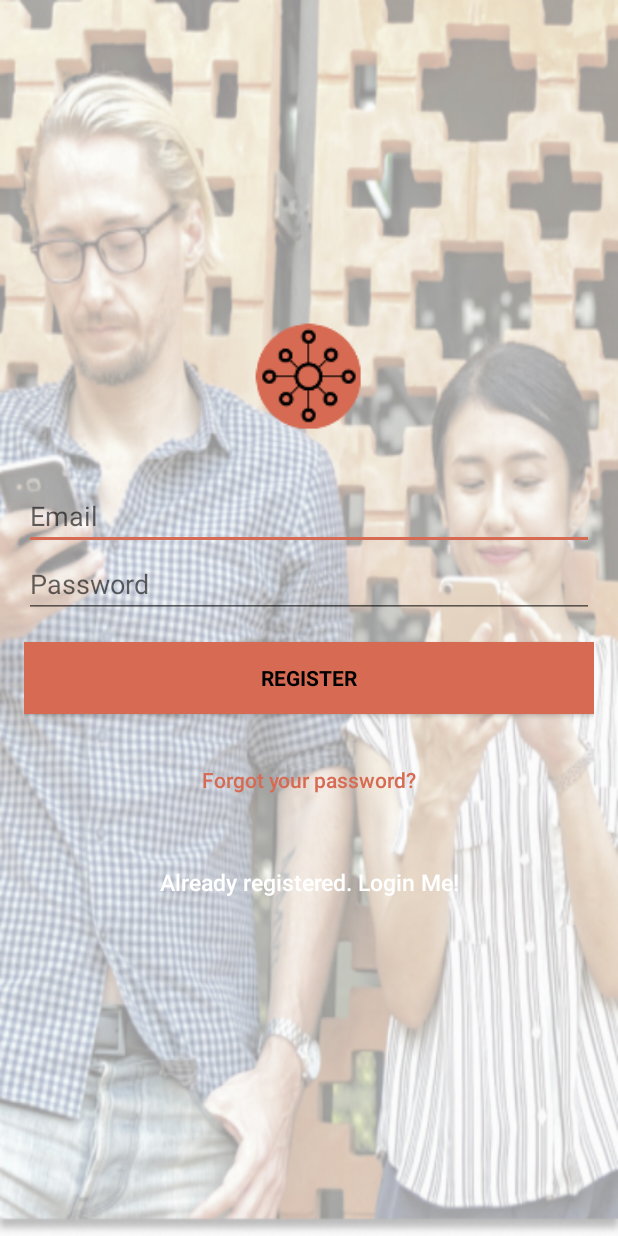
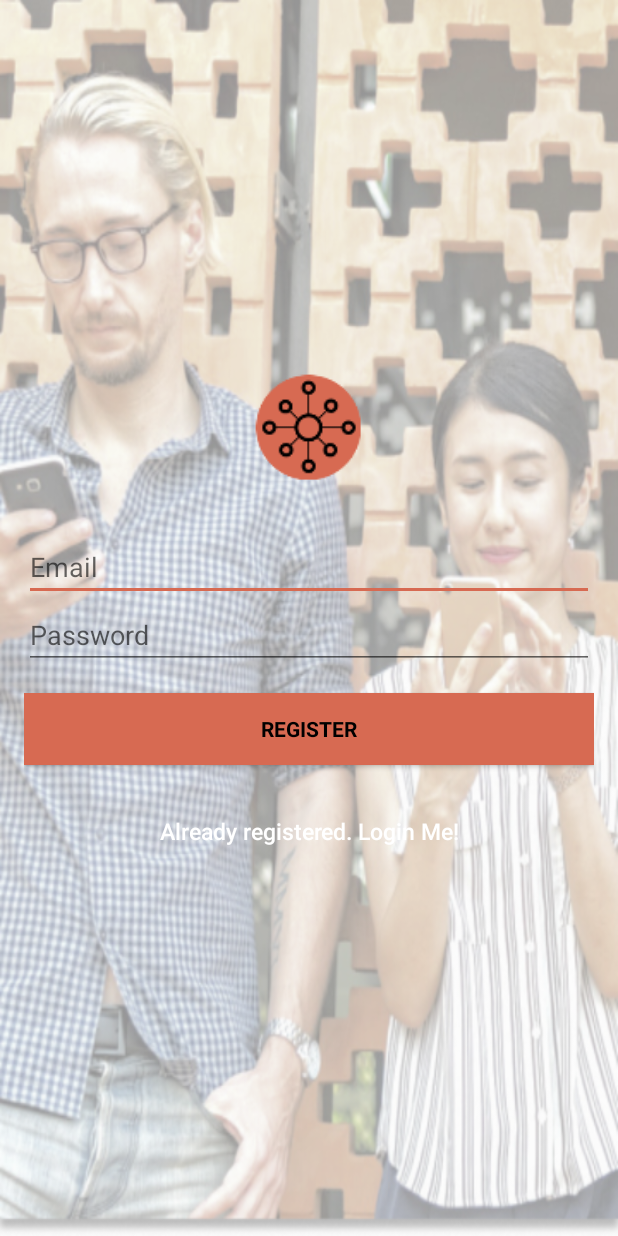
Before and after one commit to mlazana/addMe-Android, an Android app: the SignupActivity screen opened directly, with no data from a screen before it, on a phone screen of 412 x 824 dp. Run offline under Robolectric (Android 15) with nearby library versions, the phone set to English and light mode, and no system bars; our stand-ins replace Firebase (no records; nobody signed in at launch, a user with empty details on screens opened directly); 1 statement that could not run was skipped.

Commit message:
remove useless button in activity_signup

```diff
--- a/app/src/main/res/layout/activity_signup.xml
+++ b/app/src/main/res/layout/activity_signup.xml
@@ -61,15 +61,6 @@
             android:textColor="@android:color/black"
             android:textStyle="bold" />
 
-        <Button
-            android:id="@+id/btn_reset_password"
-            android:layout_width="fill_parent"
-            android:layout_height="wrap_content"
-            android:layout_marginTop="20dip"
-            android:background="@null"
-            android:text="@string/btn_forgot_password"
-            android:textAllCaps="false"
-            android:textColor="@color/colorAccent" />
 
         <!-- Link to Login Screen -->
 
```
